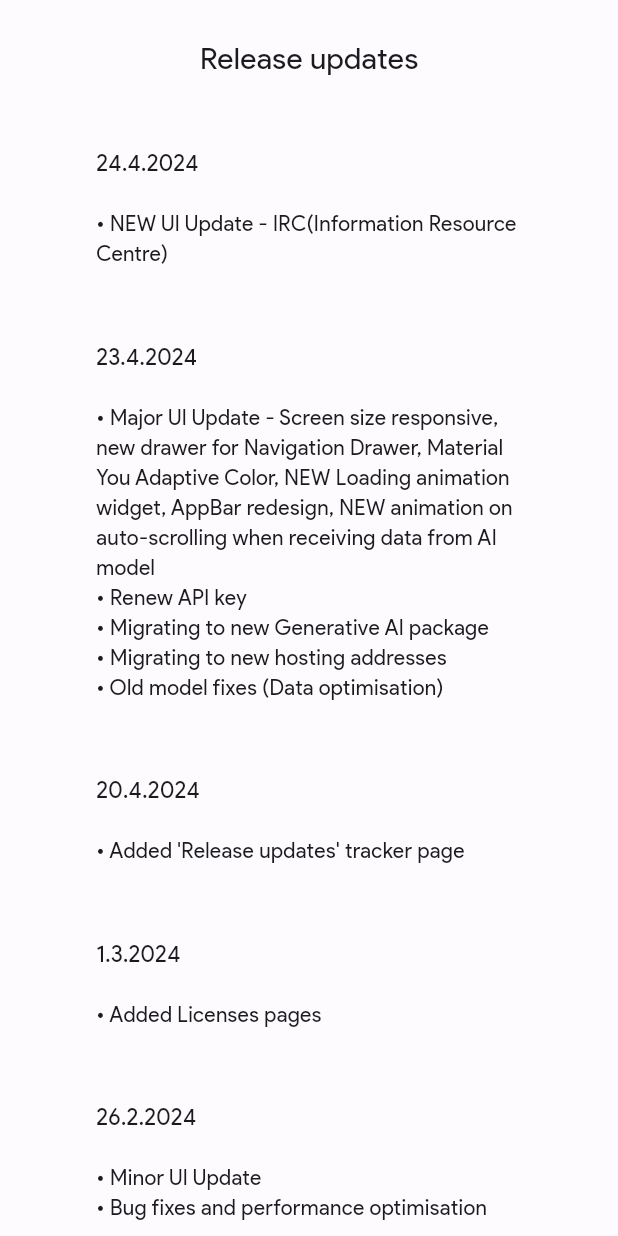
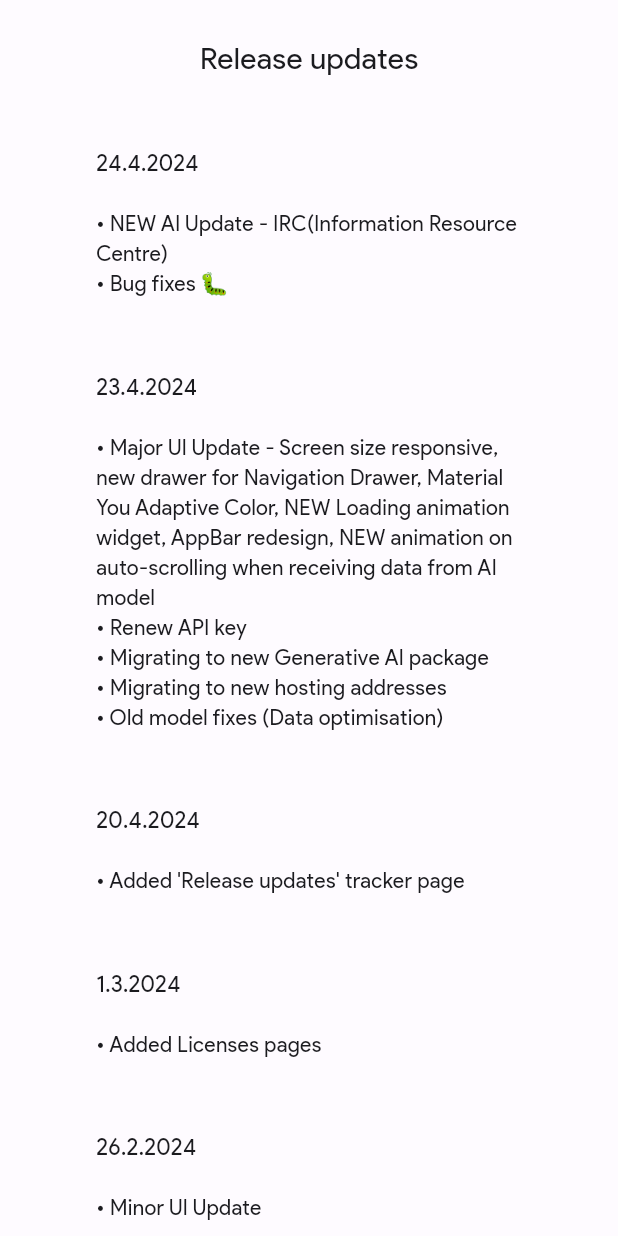
Before and after one commit to haqimhaslee/uassist, a Flutter app: the UpdateinfoUi widget shown alone on an empty page, opened directly, on a phone screen of 412 x 824 dp. Run offline on Flutter 3.47's test engine with Material 3 defaults, Android fonts, the light colour scheme and no system bars; drawn by our look-alikes of dynamic_color; our stand-ins replace flutter_markdown, google_generative_ai, loading_animation_widget, shimmer.

Commit message:
Bug fixes in production

```diff
--- a/lib/chat_ui.dart
+++ b/lib/chat_ui.dart
@@ -154,8 +154,8 @@ class _ChatUiState extends State<ChatUi> {
                       child: TextField(
                         autofocus: true,
                         focusNode: _textFieldFocus,
-                        decoration: textFieldDecoration(
-                            context, 'Ask anything about UTP...'),
+                        decoration:
+                            textFieldDecoration(context, 'Ask anything...'),
                         controller: _textController,
                         onSubmitted: (String value) {
                           _sendChatMessage(value);
--- a/lib/updateinfo_ui.dart
+++ b/lib/updateinfo_ui.dart
@@ -80,7 +80,16 @@ class _UpdateinfoUiState extends State<UpdateinfoUi> {
                             right: 5,
                           ),
                           child: Text(
-                            '• NEW UI Update - IRC(Information Resource Centre)',
+                            '• NEW AI Update - IRC(Information Resource Centre)',
+                          ),
+                        ),
+                        Padding(
+                          padding: EdgeInsets.only(
+                            left: 5,
+                            right: 5,
+                          ),
+                          child: Text(
+                            '• Bug fixes 🐛',
                           ),
                         ),
                       ],
```
Also changed, not shown: 1 other file.
